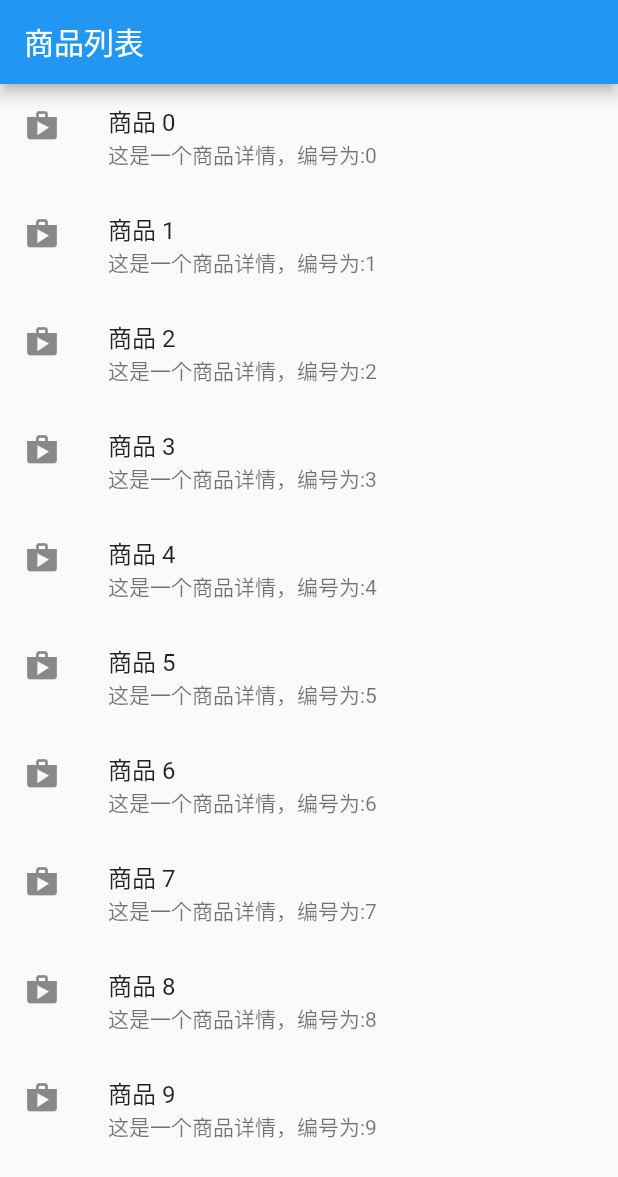
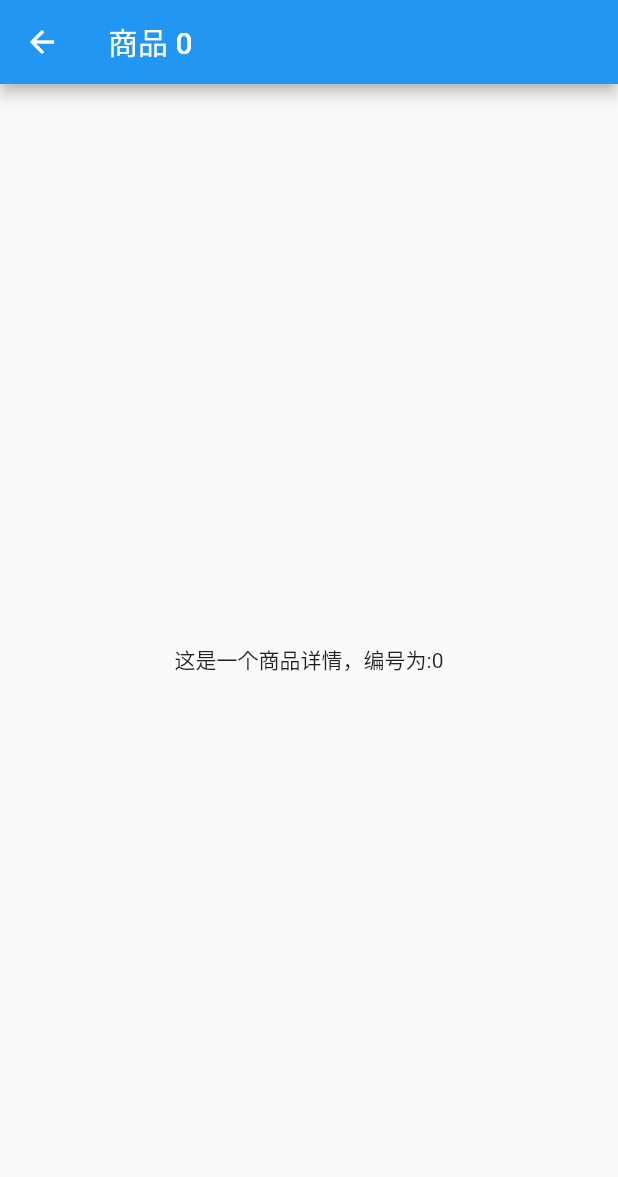
Before and after one commit to no1harm/my_flutter_app, a Flutter app: the screen it shows after launch, after a tap on an icon or button, on a phone screen of 412 x 824 dp. Shown: the top 1177 px of the screen. Run offline on Flutter 3.47's test engine with Material 2 defaults, Android fonts, the phone set to English and light mode, and no system bars.

Commit message:
路由携带参数跳转

```diff
--- a/lib/main.dart
+++ b/lib/main.dart
@@ -48,13 +48,37 @@ class ProductList extends StatelessWidget {
             leading: new Icon(Icons.shop),
             title:Text(productList[index].title),
             subtitle: Text(productList[index].description),
-            onTap: (){},
+            onTap: (){
+              Navigator.push(context,new  MaterialPageRoute(
+                builder:(context) =>new ProductDetail(product: productList[index],))
+              );
+            },
           );
         },
       ),
     );
   }
 }
+
+class ProductDetail extends StatelessWidget {
+  final Product product;
+
+  const ProductDetail({Key key, this.product}) : super(key: key);
+  @override
+  Widget build(BuildContext context) {
+    return new Scaffold(
+      appBar: AppBar(title: Text('${product.title}'),),
+      body: Center(
+        child: Text('${product.description}'),
+      ),
+    );
+  }
+}
+
+
+
+
+
 
 
 
```
